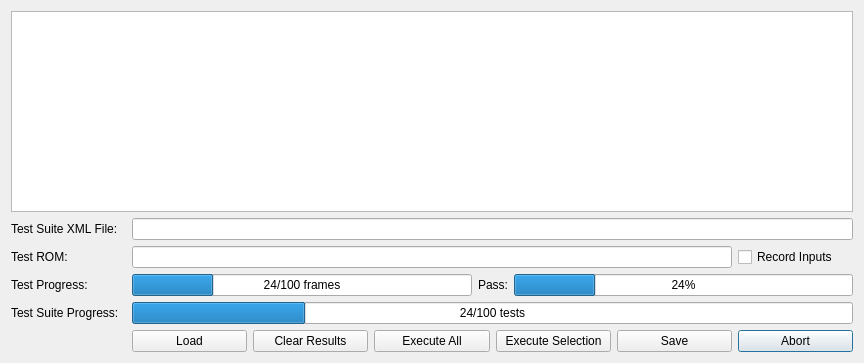
The window that apps/ide/nes/emulator/testsuiteexecutivedialog.ui (christopherpow/nesicide) describes before a commit, drawn with Qt 5.
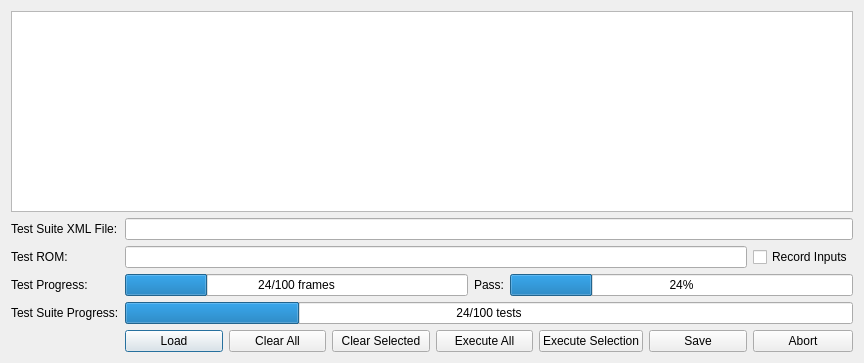
The same window after the commit.

The edit to the form file:
```diff
--- a/apps/ide/nes/emulator/testsuiteexecutivedialog.ui
+++ b/apps/ide/nes/emulator/testsuiteexecutivedialog.ui
@@ -14,17 +14,48 @@
    <string>Test Suite Executive</string>
   </property>
   <layout class="QGridLayout" name="gridLayout">
-   <item row="1" column="1" colspan="6">
+   <item row="1" column="1" colspan="7">
     <widget class="QLineEdit" name="testSuiteFileName">
      <property name="readOnly">
       <bool>true</bool>
      </property>
     </widget>
    </item>
-   <item row="1" column="0">
-    <widget class="QLabel" name="label">
+   <item row="8" column="1">
+    <widget class="QPushButton" name="load">
      <property name="text">
-      <string>Test Suite XML File:</string>
+      <string>Load</string>
+     </property>
+    </widget>
+   </item>
+   <item row="8" column="6">
+    <widget class="QPushButton" name="save">
+     <property name="text">
+      <string>Save</string>
+     </property>
+    </widget>
+   </item>
+   <item row="8" column="5">
+    <widget class="QPushButton" name="executeSelection">
+     <property name="text">
+      <string>Execute Selection</string>
+     </property>
+    </widget>
+   </item>
+   <item row="8" column="3">
+    <widget class="QPushButton" name="clear">
+     <property name="text">
+      <string>Clear Selected</string>
+     </property>
+    </widget>
+   </item>
+   <item row="0" column="0" colspan="8">
+    <widget class="QTableWidget" name="tableWidget"/>
+   </item>
+   <item row="8" column="7">
+    <widget class="QPushButton" name="abort">
+     <property name="text">
+      <string>Abort</string>
      </property>
     </widget>
    </item>
@@ -35,7 +66,14 @@
      </property>
     </widget>
    </item>
-   <item row="6" column="1" colspan="6">
+   <item row="8" column="4">
+    <widget class="QPushButton" name="execute">
+     <property name="text">
+      <string>Execute All</string>
+     </property>
+    </widget>
+   </item>
+   <item row="6" column="1" colspan="7">
     <widget class="QProgressBar" name="suiteProgress">
      <property name="value">
       <number>24</number>
@@ -51,72 +89,20 @@
      </property>
     </widget>
    </item>
-   <item row="2" column="1" colspan="5">
+   <item row="1" column="0">
+    <widget class="QLabel" name="label">
+     <property name="text">
+      <string>Test Suite XML File:</string>
+     </property>
+    </widget>
+   </item>
+   <item row="2" column="1" colspan="6">
     <widget class="QLineEdit" name="testROM">
      <property name="readOnly">
       <bool>true</bool>
      </property>
     </widget>
    </item>
-   <item row="2" column="0">
-    <widget class="QLabel" name="label_4">
-     <property name="text">
-      <string>Test ROM:</string>
-     </property>
-    </widget>
-   </item>
-   <item row="8" column="6">
-    <widget class="QPushButton" name="abort">
-     <property name="text">
-      <string>Abort</string>
-     </property>
-    </widget>
-   </item>
-   <item row="8" column="5">
-    <widget class="QPushButton" name="save">
-     <property name="text">
-      <string>Save</string>
-     </property>
-    </widget>
-   </item>
-   <item row="8" column="4">
-    <widget class="QPushButton" name="executeSelection">
-     <property name="text">
-      <string>Execute Selection</string>
-     </property>
-    </widget>
-   </item>
-   <item row="8" column="3">
-    <widget class="QPushButton" name="execute">
-     <property name="text">
-      <string>Execute All</string>
-     </property>
-    </widget>
-   </item>
-   <item row="8" column="2">
-    <widget class="QPushButton" name="clear">
-     <property name="text">
-      <string>Clear Results</string>
-     </property>
-    </widget>
-   </item>
-   <item row="8" column="1">
-    <widget class="QPushButton" name="load">
-     <property name="text">
-      <string>Load</string>
-     </property>
-    </widget>
-   </item>
-   <item row="0" column="0" colspan="7">
-    <widget class="QTableWidget" name="tableWidget"/>
-   </item>
-   <item row="2" column="6">
-    <widget class="QCheckBox" name="recordInputs">
-     <property name="text">
-      <string>Record Inputs</string>
-     </property>
-    </widget>
-   </item>
    <item row="5" column="0">
     <widget class="QLabel" name="label_2">
      <property name="text">
@@ -124,7 +110,7 @@
      </property>
     </widget>
    </item>
-   <item row="5" column="1" colspan="6">
+   <item row="5" column="1" colspan="7">
     <layout class="QGridLayout" name="gridLayout_2">
      <item row="0" column="3">
       <widget class="QLabel" name="label_5">
@@ -155,6 +141,27 @@
      </item>
     </layout>
    </item>
+   <item row="2" column="0">
+    <widget class="QLabel" name="label_4">
+     <property name="text">
+      <string>Test ROM:</string>
+     </property>
+    </widget>
+   </item>
+   <item row="2" column="7">
+    <widget class="QCheckBox" name="recordInputs">
+     <property name="text">
+      <string>Record Inputs</string>
+     </property>
+    </widget>
+   </item>
+   <item row="8" column="2">
+    <widget class="QPushButton" name="clearAll">
+     <property name="text">
+      <string>Clear All</string>
+     </property>
+    </widget>
+   </item>
   </layout>
  </widget>
  <resources/>
```
